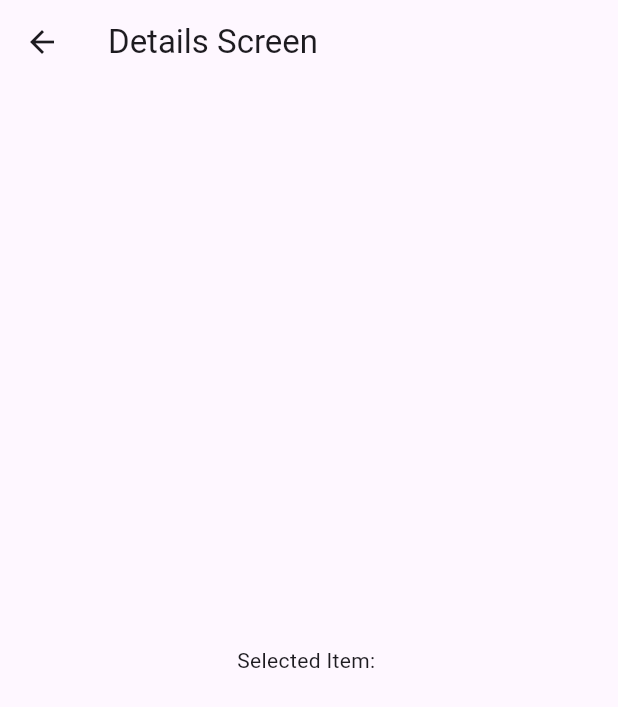
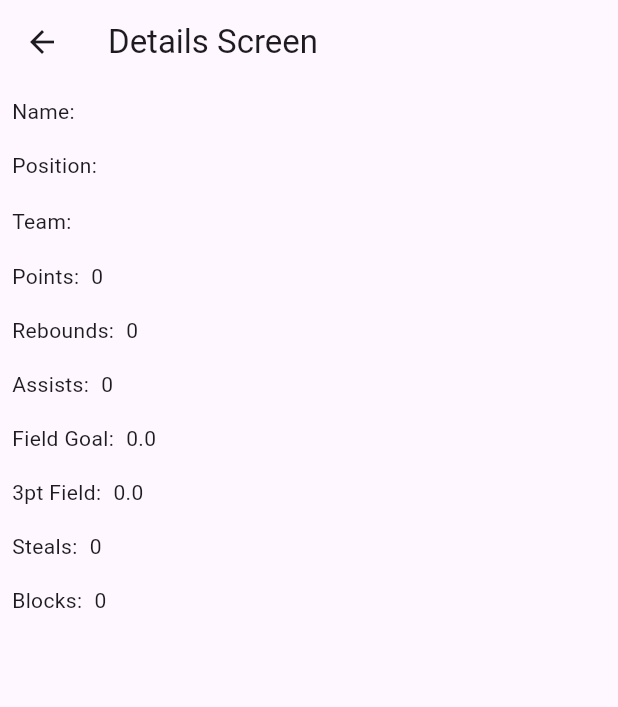
Before and after one commit to addisonng01/flutter_final_project_ang, a Flutter app: the DetailsScreen screen opened directly with empty values, on a phone screen of 412 x 824 dp. Shown: the top 707 px of the screen. Run offline on Flutter 3.47's test engine with Material 3 defaults, Android fonts, the phone set to English and light mode, and no system bars; our stand-ins replace hive_flutter; accounts and stored records are empty; network calls fail.

Commit message:
Progress on Sprint 3
- Added dropdown menu that filters data from list
- Added some comments
- Added details page that displays a player's stats when you click into the player from the home screen card

- Addison

```diff
--- a/lib/details.dart
+++ b/lib/details.dart
@@ -1,9 +1,10 @@
 import 'package:flutter/material.dart';
+import 'nba/stats.dart'; // Import the Player class
 
 class DetailsScreen extends StatelessWidget {
-  final String item;
+  final Player player; // Change the type to Player
 
-  DetailsScreen({required this.item});
+  DetailsScreen({required this.player}); // Change the constructor parameter
 
   @override
   Widget build(BuildContext context) {
@@ -11,8 +12,34 @@ class DetailsScreen extends StatelessWidget {
       appBar: AppBar(
         title: Text('Details Screen'),
       ),
-      body: Center(
-        child: Text('Selected Item: $item'),
+      body: Column(
+        crossAxisAlignment: CrossAxisAlignment.start,
+        children: [
+          _buildDetail('Name', '${player.player.firstName} ${player.player.lastName}'),
+          _buildDetail('Position', player.player.position),
+          _buildDetail('Team', player.team.fullName),
+          _buildDetail('Points', player.pts.toString()),
+          _buildDetail('Rebounds', player.reb.toString()),
+          _buildDetail('Assists', player.ast.toString()),
+          _buildDetail('Field Goal', player.fgPct.toString()),
+          _buildDetail('3pt Field', player.fg3Pct.toString()),
+          _buildDetail('Steals', player.stl.toString()),
+          _buildDetail('Blocks', player.blk.toString()),
+          // Add more stats as needed
+        ],
+      ),
+    );
+  }
+
+  Widget _buildDetail(String label, String value) {
+    return Padding(
+      padding: const EdgeInsets.all(8.0),
+      child: Row(
+        children: [
+          Text('$label:'),
+          SizedBox(width: 8),
+          Text(value),
+        ],
       ),
     );
   }
--- a/lib/nba/api_call.dart
+++ b/lib/nba/api_call.dart
@@ -7,7 +7,7 @@ class PlayerRepository {
   static const String baseUrl = 'https://www.balldontlie.io/api/v1/';
 
   Future<List<Player>> fetchPlayers() async {
-    final response = await http.get(Uri.parse('$baseUrl/stats?seasons[]=2023&per_page=100'));
+    final response = await http.get(Uri.parse('$baseUrl/stats?seasons[]=2023&per_page=200'));
     List<Player> playerList = [];
 
     print('Response status code: ${response.statusCode}');
```
Also changed, not shown: lib/home.dart (+62 -10 lines).
